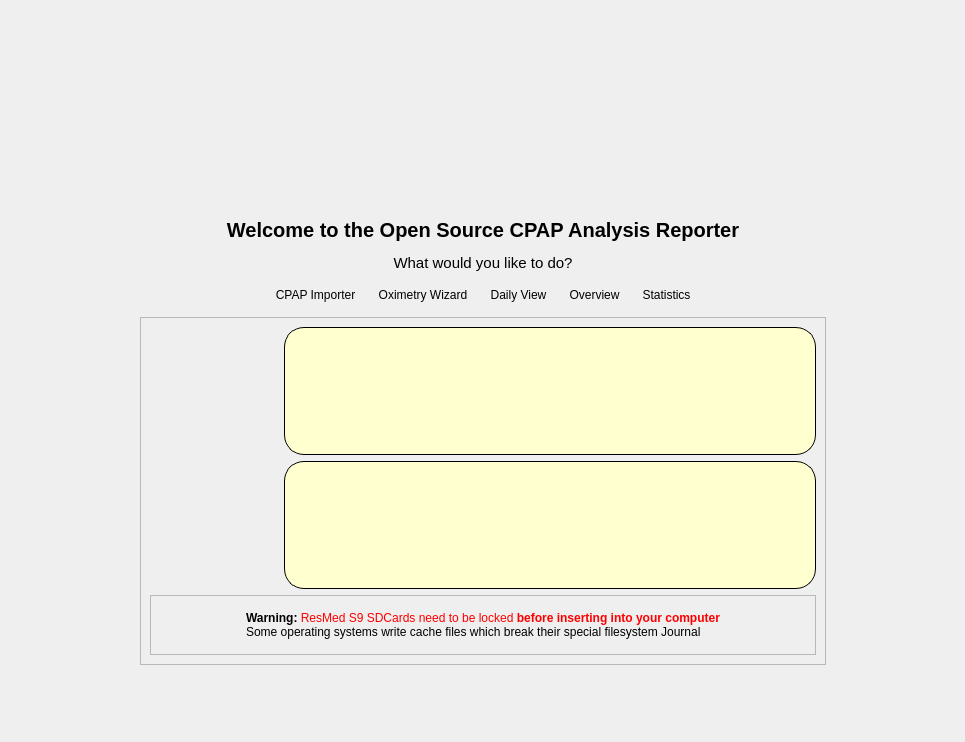
Qt form oscar/welcome.ui (operativeF/oscar) before a commit.
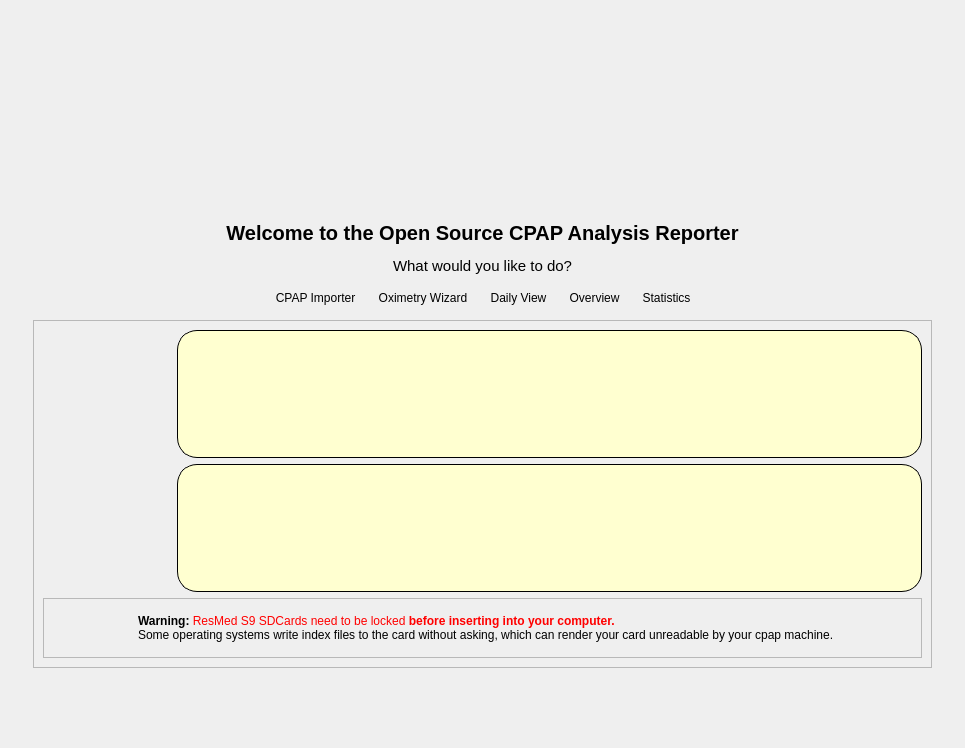
The same form after that commit. Icons and pictures are not drawn.

Commit message: Simplify ResMed SD card lock message.

Diff of the .ui file:
```diff
--- a/oscar/welcome.ui
+++ b/oscar/welcome.ui
@@ -7,7 +7,7 @@
     <x>0</x>
     <y>0</y>
     <width>965</width>
-    <height>742</height>
+    <height>748</height>
    </rect>
   </property>
   <property name="windowTitle">
@@ -578,7 +578,16 @@
            <item>
             <widget class="QLabel" name="label_6">
              <property name="text">
-              <string>&lt;span style=&quot; font-weight:600;&quot;&gt;Warning: &lt;/span&gt;&lt;span style=&quot; color:#ff0000;&quot;&gt;ResMed S9 SDCards need to be locked &lt;/span&gt;&lt;span style=&quot; font-weight:600; color:#ff0000;&quot;&gt;before inserting into your computer&lt;br/&gt;&lt;/span&gt;&lt;span style=&quot; color:#000000;&quot;&gt;Some operating systems write cache files which break their special filesystem Journal&lt;/span&gt;&lt;/p&gt;&lt;/body&gt;&lt;/html&gt;</string>
+              <string>&lt;span style=&quot; font-weight:600;&quot;&gt;Warning: &lt;/span&gt;&lt;span style=&quot; color:#ff0000;&quot;&gt;ResMed S9 SDCards need to be locked &lt;/span&gt;&lt;span style=&quot; font-weight:600; color:#ff0000;&quot;&gt;before inserting into your computer.&amp;nbsp;&amp;nbsp;&amp;nbsp;&lt;/span&gt;&lt;span style=&quot; color:#000000;&quot;&gt;&lt;br&gt;Some operating systems write index files to the card without asking, which can render your card unreadable by your cpap machine.&lt;/span&gt;&lt;/p&gt;&lt;/body&gt;&lt;/html&gt;</string>
+             </property>
+             <property name="wordWrap">
+              <bool>false</bool>
+             </property>
+             <property name="margin">
+              <number>0</number>
+             </property>
+             <property name="indent">
+              <number>8</number>
              </property>
             </widget>
            </item>
@@ -611,6 +620,12 @@
              <property name="scaledContents">
               <bool>true</bool>
              </property>
+             <property name="alignment">
+              <set>Qt::AlignLeading|Qt::AlignLeft|Qt::AlignVCenter</set>
+             </property>
+             <property name="indent">
+              <number>-1</number>
+             </property>
             </widget>
            </item>
            <item>
```
